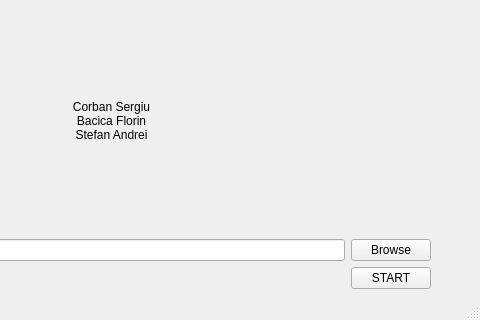
First picture: the form in mainwindow.ui, repository BaciFlorin/ImageProcessing_Project, before the edit; both pictures show x 257 to 737 and y 229 to 549 of the 737 by 549 pixel window.
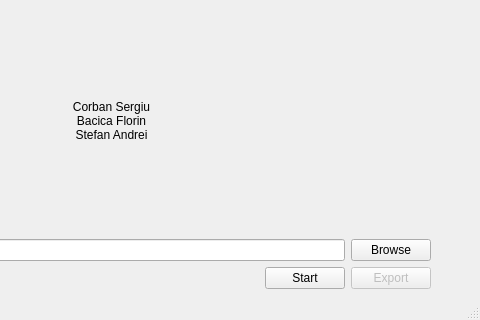
Second picture: the form after the edit.

Commit message: Added export functionality

```diff
--- a/mainwindow.ui
+++ b/mainwindow.ui
@@ -138,7 +138,17 @@
       <item>
        <widget class="QPushButton" name="pushButton_Start">
         <property name="text">
-         <string>START</string>
+         <string>Start</string>
+        </property>
+       </widget>
+      </item>
+      <item>
+       <widget class="QPushButton" name="pushButton_Export">
+        <property name="enabled">
+         <bool>false</bool>
+        </property>
+        <property name="text">
+         <string>Export</string>
         </property>
        </widget>
       </item>
```
The commit also changes 4 other files.
